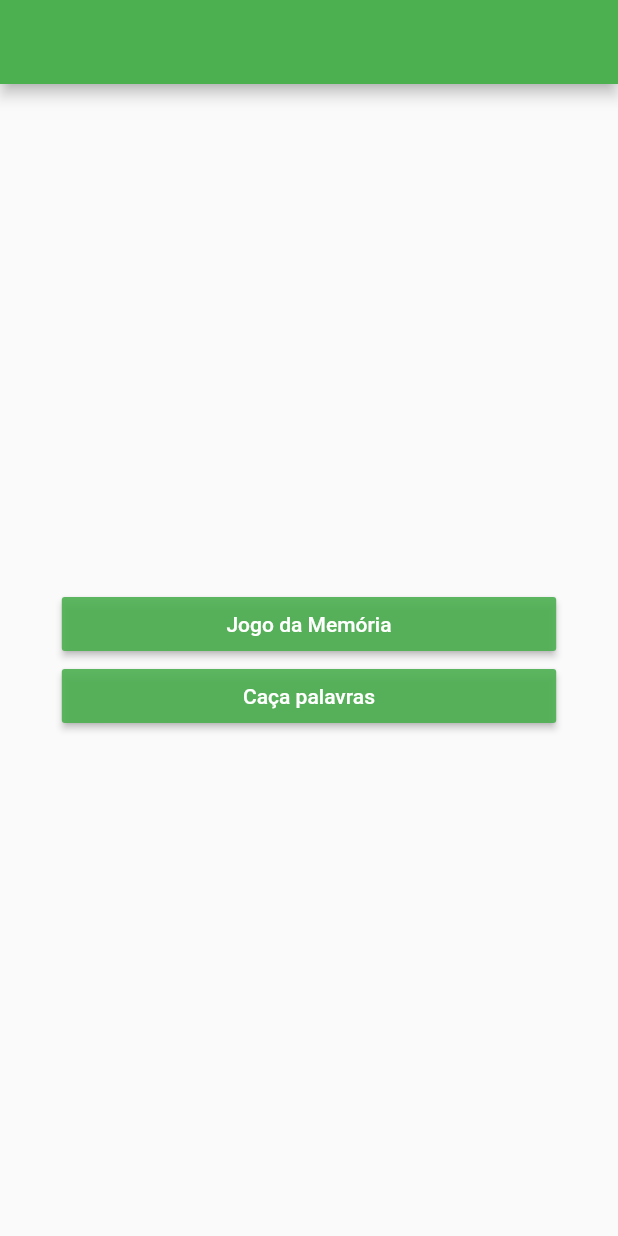
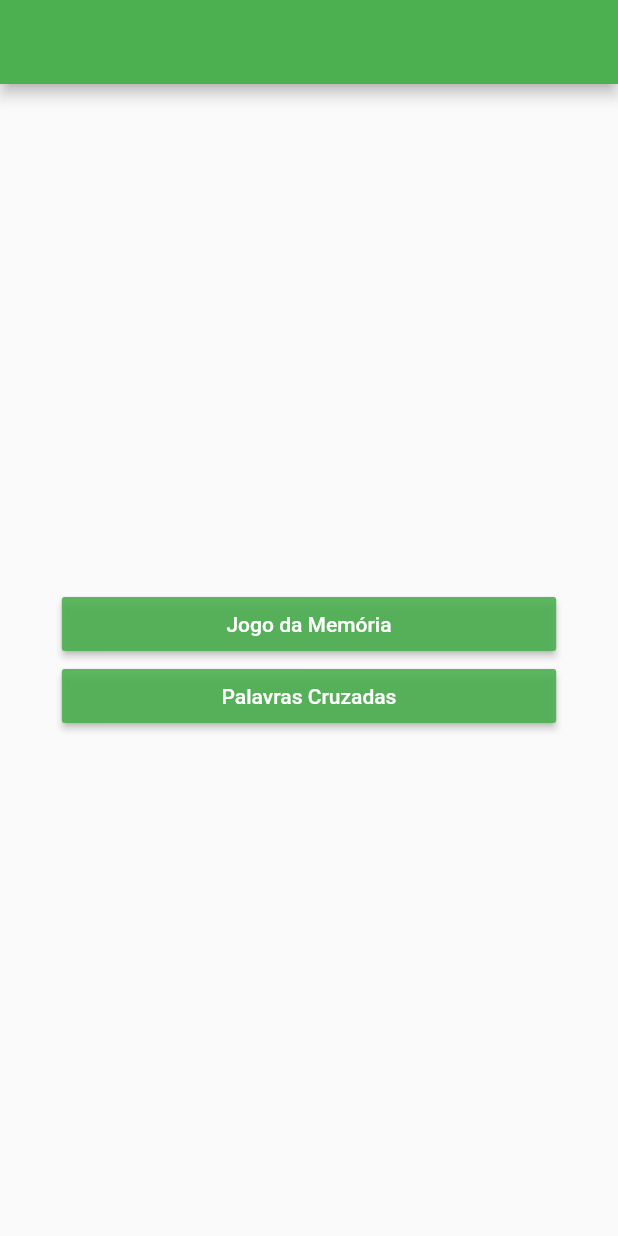
Before and after one commit to allansrc/rotacism_app, a Flutter app: the screen it shows after launch, on a phone screen of 412 x 824 dp. Run offline on Flutter 3.47's test engine with Material 2 defaults, Android fonts, the phone set to English and light mode, and no system bars; our stand-ins replace get.

Commit message:
fix  module name

```diff
--- a/lib/app/home/home_page.dart
+++ b/lib/app/home/home_page.dart
@@ -31,7 +31,7 @@ class _HomePageState extends State<HomePage> {
                   onPressed: () {},
                   color: Colors.green.withOpacity(.9),
                   child: Text(
-                    'Caça palavras',
+                    'Palavras Cruzadas',
                     style: TextStyle(color: Colors.white),
                   ))),
         ])));
```
